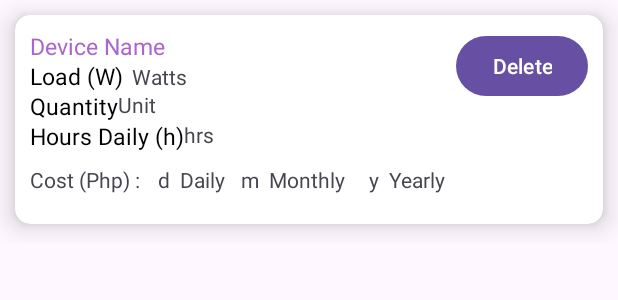
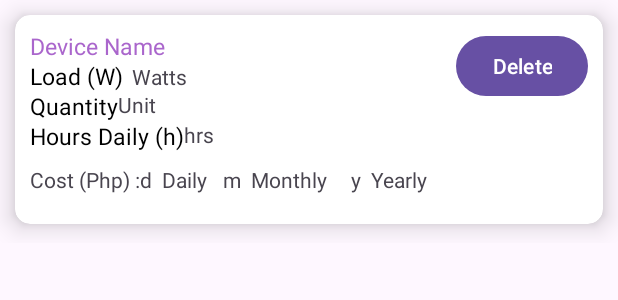
Before and after one commit to Thirdeyee1/Electric-Bill-Calculator-App, an Android app: the layout card.xml on its own in the app's theme, with its tools: preview values and no code run, on a phone screen of 412 x 824 dp. Shown: the top 300 px of the screen. Run offline under Robolectric (Android 15) with nearby library versions, the phone set to English and light mode, and no system bars.

Commit message:
Update card.xml

```diff
--- a/app/src/main/res/layout/card.xml
+++ b/app/src/main/res/layout/card.xml
@@ -73,7 +73,7 @@
 
                 <TextView
                     android:id="@+id/costLabel"
-                    android:layout_width="85dp"
+                    android:layout_width="wrap_content"
                     android:layout_height="wrap_content"
                     android:layout_alignParentBottom="true"
                     android:layout_marginBottom="10dp"
```
